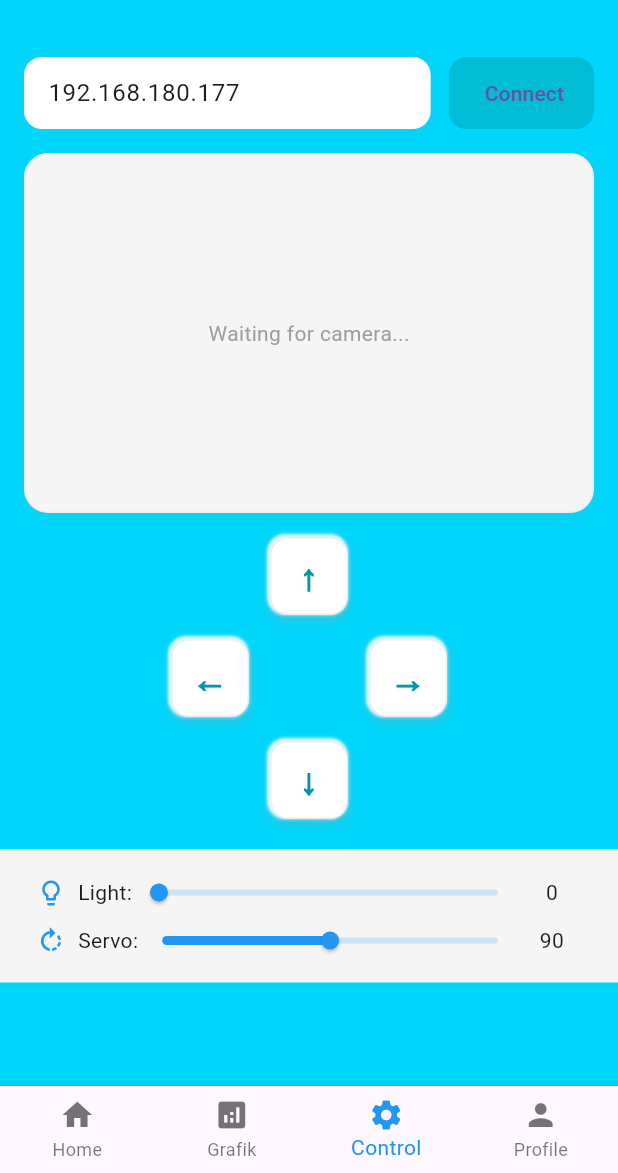
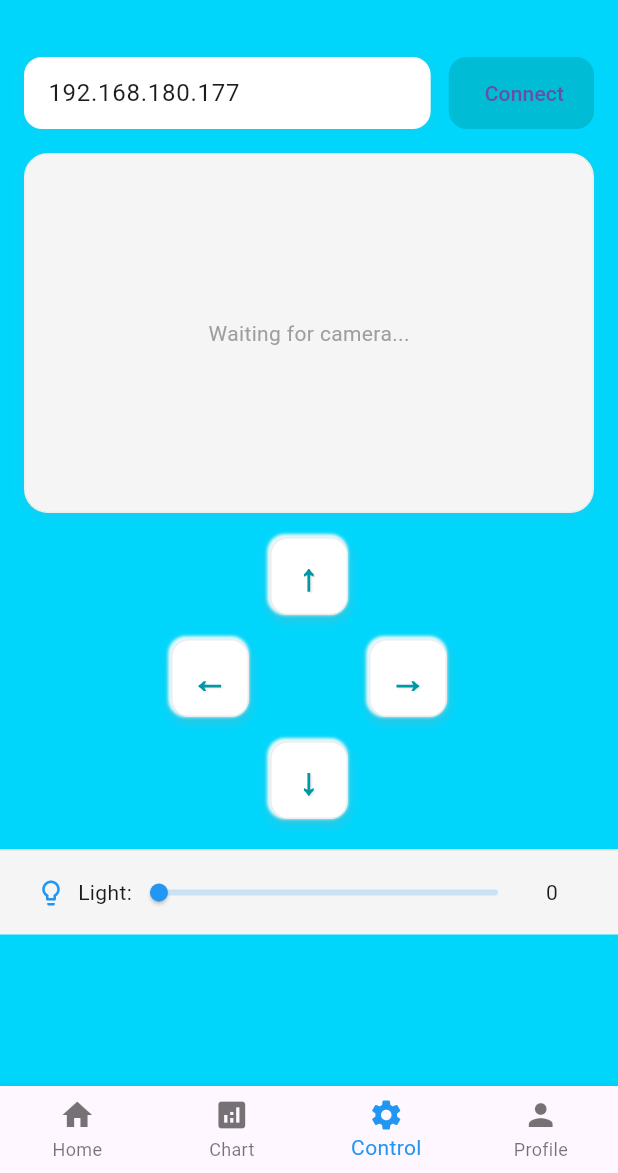
Before and after one commit to AndhikaF29/Monitoring-data, a Flutter app: the screen it shows after launch, item 3 of the bottom bar chosen, on a phone screen of 412 x 824 dp, the part 63-1236 px from its top. Run offline on Flutter 3.47's test engine with Material 3 defaults, Android fonts, the phone set to English and light mode, and no system bars; our stand-ins replace csv, file_picker, fl_chart, permission_handler, shared_preferences; network calls fail.

Commit message:
update dependencies, rename label, and clean up code

```diff
--- a/lib/bottom_navbar.dart
+++ b/lib/bottom_navbar.dart
@@ -20,7 +20,7 @@ class BottomNavBar extends StatelessWidget {
         ),
         BottomNavigationBarItem(
           icon: Icon(Icons.analytics),
-          label: 'Grafik',
+          label: 'Chart',
         ),
         BottomNavigationBarItem(
           icon: Icon(Icons.settings),
--- a/lib/control_screen.dart
+++ b/lib/control_screen.dart
@@ -253,46 +253,6 @@ class _ControlScreenState extends State<ControlScreen> {
                     ],
                   ),
                   // Servo Control
-                  Row(
-                    children: [
-                      const Icon(Icons.rotate_right,
-                          color: Colors.blue, size: 20),
-                      const SizedBox(width: 8),
-                      const Text('Servo:', style: TextStyle(fontSize: 14)),
-                      Expanded(
-                        child: SliderTheme(
-                          data: SliderTheme.of(context).copyWith(
-                            trackHeight: 4,
-                            thumbShape: const RoundSliderThumbShape(
-                                enabledThumbRadius: 6),
-                            overlayShape: const RoundSliderOverlayShape(
-                                overlayRadius: 16),
-                          ),
-                          child: Slider(
-                            value: _servo,
-                            min: 0,
-                            max: 180,
-                            divisions: 180,
-                            activeColor: Colors.blue,
-                            inactiveColor: Colors.blue.withOpacity(0.2),
-                            onChanged: (value) {
-                              setState(() => _servo = value);
-                            },
-                            onChangeEnd: (value) {
-                              _sendCommand('Servo', value.round().toString());
-                            },
-                          ),
-                        ),
-                      ),
-                      SizedBox(
-                        width: 40,
-                        child: Text(
-                          _servo.round().toString(),
-                          textAlign: TextAlign.center,
-                        ),
-                      ),
-                    ],
-                  ),
                 ],
               ),
             ),
@@ -458,11 +418,16 @@ class _ControlScreenState extends State<ControlScreen> {
 
   String getDirectionValue(String label) {
     switch (label) {
-      case '↑': return '1';
-      case '↓': return '2';
-      case '←': return '3';
-      case '→': return '4';
-      default: return '0';
+      case '↑':
+        return '1';
+      case '↓':
+        return '2';
+      case '←':
+        return '3';
+      case '→':
+        return '4';
+      default:
+        return '0';
     }
   }
 
--- a/pubspec.yaml
+++ b/pubspec.yaml
@@ -37,7 +37,7 @@ dependencies:
   permission_handler: ^11.3.1
   share_plus: ^10.1.2
   csv: ^6.0.0
-  file_picker: ^8.1.4
+  file_picker: ^8.1.6
   shared_preferences: ^2.3.3
   web_socket_channel: ^3.0.1
 
```
Also changed, not shown: lib/grafik_screen.dart (+3 -34 lines), lib/main.dart (+60 -66 lines), pubspec.lock, 1 other file.
